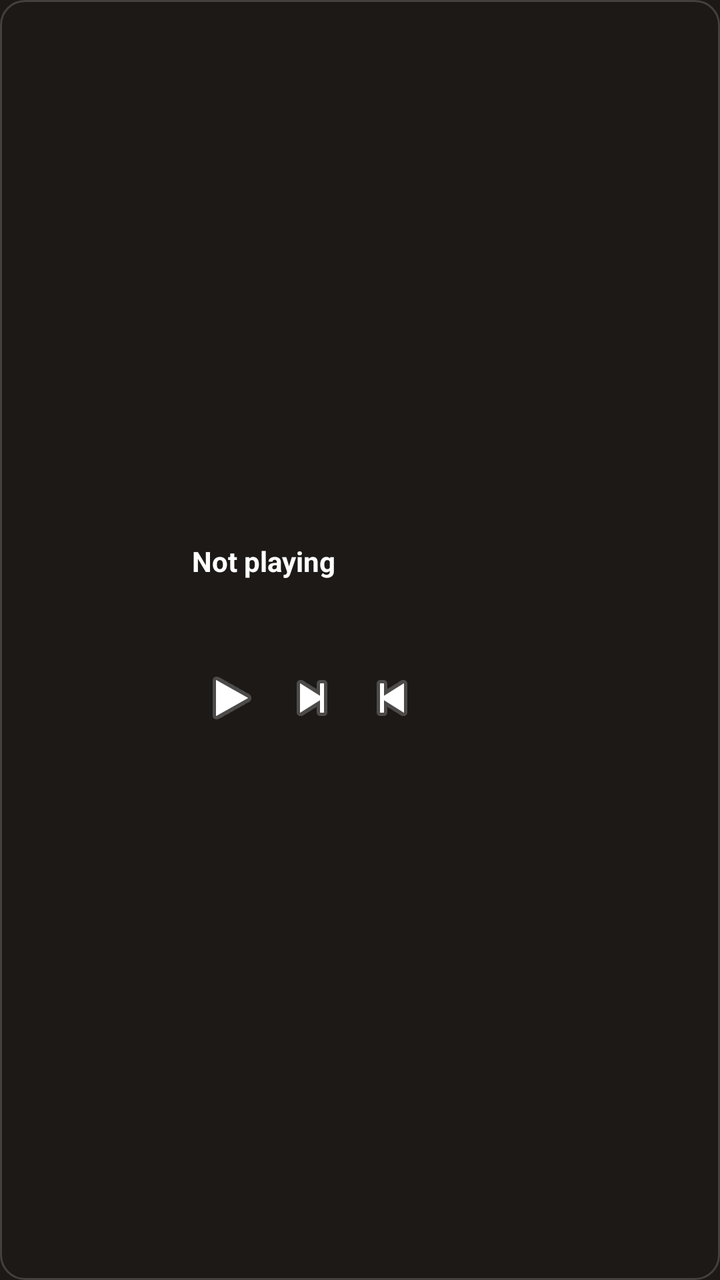
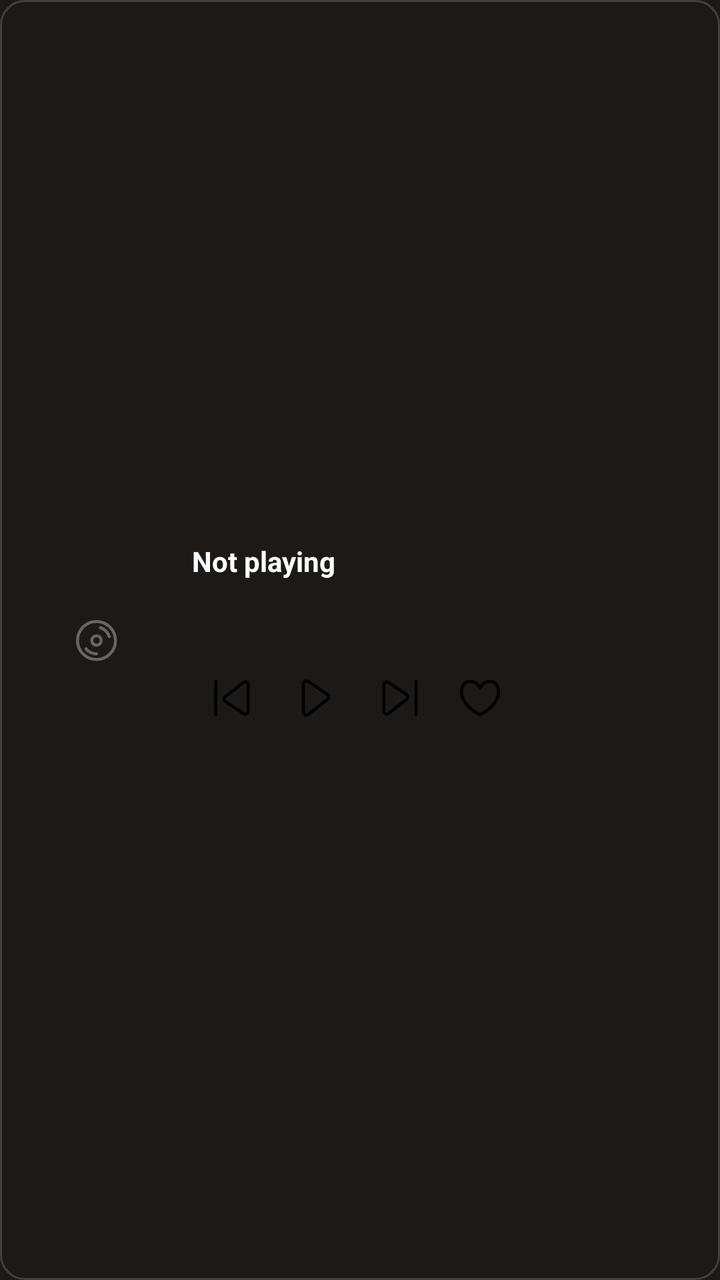

The first picture is an Android layout as it rendered before a commit; the second is the same layout after the commit. The layout source and the unified diff follow.
<!-- AndroidManifest.xml: application theme Theme.Muorg -->
<!-- res/layout/now_playing_widget_expanded.xml -->
<?xml version="1.0" encoding="utf-8"?>
<LinearLayout xmlns:android="http://schemas.android.com/apk/res/android"
    android:layout_width="match_parent"
    android:layout_height="match_parent"
    android:orientation="horizontal"
    android:padding="12dp"
    android:background="@drawable/widget_background">

    <ImageView
        android:id="@+id/widget_cover"
        android:layout_width="72dp"
        android:layout_height="72dp"
        android:layout_gravity="center_vertical"
        android:scaleType="centerCrop"
        android:contentDescription="Album art" />

    <LinearLayout
        android:layout_width="0dp"
        android:layout_height="wrap_content"
        android:layout_weight="1"
        android:layout_gravity="center_vertical"
        android:orientation="vertical"
        android:layout_marginStart="12dp">

        <TextView
            android:id="@+id/widget_title"
            android:layout_width="match_parent"
            android:layout_height="wrap_content"
            android:ellipsize="end"
            android:maxLines="1"
            android:textAppearance="@style/TextAppearance.Widget.Title"
            android:text="Not playing" />

        <TextView
            android:id="@+id/widget_artist"
            android:layout_width="match_parent"
            android:layout_height="wrap_content"
            android:ellipsize="end"
            android:maxLines="1"
            android:textAppearance="@style/TextAppearance.Widget.Artist"
            android:text="" />

        <TextView
            android:id="@+id/widget_album"
            android:layout_width="match_parent"
            android:layout_height="wrap_content"
            android:ellipsize="end"
            android:maxLines="1"
            android:textAppearance="@style/TextAppearance.Widget.Album"
            android:text="" />

        <LinearLayout
            android:layout_width="match_parent"
            android:layout_height="wrap_content"
            android:orientation="horizontal"
            android:layout_marginTop="8dp">

            <ImageButton
                android:id="@+id/widget_play_pause"
                android:layout_width="40dp"
                android:layout_height="40dp"
                android:src="@android:drawable/ic_media_play"
                android:background="@android:color/transparent"
                android:contentDescription="Play/Pause" />

            <ImageButton
                android:id="@+id/widget_next"
                android:layout_width="40dp"
                android:layout_height="40dp"
                android:src="@android:drawable/ic_media_next"
                android:background="@android:color/transparent"
                android:contentDescription="Next" />

            <ImageButton
                android:id="@+id/widget_previous"
                android:layout_width="40dp"
                android:layout_height="40dp"
                android:src="@android:drawable/ic_media_previous"
                android:background="@android:color/transparent"
                android:contentDescription="Previous" />

        </LinearLayout>
    </LinearLayout>

</LinearLayout>
<!-- resources referenced by this layout -->
<resources>
  <!-- unchanged entries left out for length: 5 -->
</resources>

<!-- the commit's change to res/layout/now_playing_widget_expanded.xml (unified diff, before → after) -->
@@ -1,18 +1,34 @@
 <?xml version="1.0" encoding="utf-8"?>
 <LinearLayout xmlns:android="http://schemas.android.com/apk/res/android"
+    android:id="@+id/widget_root"
     android:layout_width="match_parent"
     android:layout_height="match_parent"
     android:orientation="horizontal"
+    android:gravity="center_vertical"
     android:padding="12dp"
     android:background="@drawable/widget_background">
 
-    <ImageView
-        android:id="@+id/widget_cover"
+    <FrameLayout
         android:layout_width="72dp"
-        android:layout_height="72dp"
-        android:layout_gravity="center_vertical"
-        android:scaleType="centerCrop"
-        android:contentDescription="Album art" />
+        android:layout_height="72dp">
+
+        <ImageView
+            android:id="@+id/widget_cover"
+            android:layout_width="match_parent"
+            android:layout_height="match_parent"
+            android:scaleType="centerCrop"
+            android:contentDescription="@string/widget_cover_desc"
+            android:visibility="gone" />
+
+        <ImageView
+            android:id="@+id/widget_cover_placeholder"
+            android:layout_width="match_parent"
+            android:layout_height="match_parent"
+            android:src="@drawable/ic_compact_disk"
+            android:tint="#66FFFFFF"
+            android:scaleType="centerInside"
+            android:contentDescription="@string/widget_cover_desc" />
+    </FrameLayout>
 
     <LinearLayout
         android:layout_width="0dp"
@@ -29,7 +45,7 @@
             android:ellipsize="end"
             android:maxLines="1"
             android:textAppearance="@style/TextAppearance.Widget.Title"
-            android:text="Not playing" />
+            android:text="@string/widget_no_track" />
 
         <TextView
             android:id="@+id/widget_artist"
@@ -56,28 +72,44 @@
             android:layout_marginTop="8dp">
 
             <ImageButton
-                android:id="@+id/widget_play_pause"
+                android:id="@+id/widget_previous"
                 android:layout_width="40dp"
                 android:layout_height="40dp"
-                android:src="@android:drawable/ic_media_play"
+                android:padding="8dp"
+                android:scaleType="center"
+                android:src="@drawable/ic_previous"
                 android:background="@android:color/transparent"
-                android:contentDescription="Play/Pause" />
+                android:contentDescription="@string/widget_previous" />
+
+            <ImageButton
+                android:id="@+id/widget_play_pause"
+                android:layout_width="44dp"
+                android:layout_height="40dp"
+                android:padding="8dp"
+                android:scaleType="center"
+                android:src="@drawable/ic_play"
+                android:background="@android:color/transparent"
+                android:contentDescription="@string/widget_play" />
 
             <ImageButton
                 android:id="@+id/widget_next"
                 android:layout_width="40dp"
                 android:layout_height="40dp"
-                android:src="@android:drawable/ic_media_next"
+                android:padding="8dp"
+                android:scaleType="center"
+                android:src="@drawable/ic_next"
                 android:background="@android:color/transparent"
-                android:contentDescription="Next" />
+                android:contentDescription="@string/widget_next" />
 
             <ImageButton
-                android:id="@+id/widget_previous"
+                android:id="@+id/widget_favorite"
                 android:layout_width="40dp"
                 android:layout_height="40dp"
-                android:src="@android:drawable/ic_media_previous"
+                android:padding="8dp"
+                android:scaleType="center"
+                android:src="@drawable/ic_heart"
                 android:background="@android:color/transparent"
-                android:contentDescription="Previous" />
+                android:contentDescription="@string/widget_toggle_favorite" />
 
         </LinearLayout>
     </LinearLayout>
<!-- resource entries referenced after the edit -->
@@ -1,5 +1,116 @@
 <!-- resources referenced by this layout -->
 <resources>
+  <!-- drawable ic_compact_disk (drawable) -->
+  <vector xmlns:android="http://schemas.android.com/apk/res/android"
+      android:width="24dp"
+      android:height="24dp"
+      android:viewportWidth="24"
+      android:viewportHeight="24">
+      <path
+          android:pathData="M12.25 2.75C14.7696 2.75 17.1859 3.75089 18.9675 5.53249C20.7491 7.31408 21.75 9.73044 21.75 12.25C21.75 14.7696 20.7491 17.1859 18.9675 18.9675C17.1859 20.7491 14.7696 21.75 12.25 21.75C9.73044 21.75 7.31408 20.7491 5.53249 18.9675C3.75089 17.1859 2.75 14.7696 2.75 12.25C2.75 9.73044 3.75089 7.31408 5.53249 5.53249C7.31408 3.75089 9.73044 2.75 12.25 2.75Z"
+          android:fillColor="#00000000"
+          android:strokeColor="#FF000000"
+          android:strokeWidth="1.5"
+          android:strokeLineCap="round"
+          android:strokeLineJoin="round" />
+      <path
+          android:pathData="M14.62 12.25C14.62 10.9411 13.5589 9.88 12.25 9.88C10.9411 9.88 9.88 10.9411 9.88 12.25C9.88 13.5589 10.9411 14.62 12.25 14.62C13.5589 14.62 14.62 13.5589 14.62 12.25Z"
+          android:fillColor="#00000000"
+          android:strokeColor="#FF000000"
+          android:strokeWidth="1.5"
+          android:strokeLineCap="round"
+          android:strokeLineJoin="round" />
+      <path
+          android:pathData="M12.25 18.93C11.2424 18.9301 10.2479 18.7026 9.34053 18.2646C8.43319 17.8265 7.63653 17.1891 7.01 16.4"
+          android:fillColor="#00000000"
+          android:strokeColor="#FF000000"
+          android:strokeWidth="1.5"
+          android:strokeLineCap="round"
+          android:strokeLineJoin="round" />
+      <path
+          android:pathData="M14.25 5.87C15.294 6.1997 16.2411 6.78059 17.0083 7.56169C17.7754 8.34279 18.3392 9.30023 18.65 10.35"
+          android:fillColor="#00000000"
+          android:strokeColor="#FF000000"
+          android:strokeWidth="1.5"
+          android:strokeLineCap="round"
+          android:strokeLineJoin="round" />
+  </vector>
+  <!-- drawable ic_heart (drawable) -->
+  <vector xmlns:android="http://schemas.android.com/apk/res/android"
+      android:width="24dp"
+      android:height="24dp"
+      android:viewportWidth="24"
+      android:viewportHeight="24">
+      <path
+          android:pathData="M12 7.2294C10.2671 3.30561 6.23596 2.95683 4.35874 4.66804C2.83049 6.04137 2.09645 9.33298 3.49233 12.363C5.89902 17.573 12 20.3087 12 20.3087C12 20.3087 18.101 17.573 20.5076 12.363C21.9036 9.33298 21.1695 6.04137 19.6413 4.66804C17.764 2.95683 13.7328 3.30561 12 7.2294Z"
+          android:fillColor="#00000000"
+          android:strokeColor="#FF000000"
+          android:strokeWidth="1.5"
+          android:strokeLineCap="round"
+          android:strokeLineJoin="round" />
+  </vector>
+  <!-- drawable ic_next (drawable) -->
+  <vector xmlns:android="http://schemas.android.com/apk/res/android"
+      android:width="24dp"
+      android:height="24dp"
+      android:viewportWidth="24"
+      android:viewportHeight="24">
+      <path
+          android:pathData="M20.0623 20.25L20.0623 3.75"
+          android:fillColor="#00000000"
+          android:strokeColor="#FF000000"
+          android:strokeWidth="1.5"
+          android:strokeLineCap="round"
+          android:strokeLineJoin="round" />
+      <path
+          android:pathData="M3.93767 5.41615V18.5798C3.93832 18.8497 4.01446 19.114 4.15748 19.3429C4.3005 19.5718 4.5047 19.7561 4.747 19.875C4.98929 19.9939 5.26001 20.0426 5.52856 20.0157C5.7971 19.9887 6.05276 19.8872 6.26662 19.7226L15.3799 12.6345C15.5604 12.4936 15.7048 12.3119 15.8014 12.1044C15.898 11.8968 15.9439 11.6693 15.9355 11.4406C15.927 11.2118 15.8644 10.9883 15.7527 10.7885C15.641 10.5886 15.4835 10.4181 15.2931 10.291L6.17983 4.21551C5.96227 4.07223 5.71005 3.99036 5.44982 3.97854C5.18958 3.96672 4.93099 4.0254 4.70134 4.14837C4.47169 4.27135 4.27951 4.45405 4.14509 4.6772C4.01067 4.90035 3.93901 5.15565 3.93767 5.41615Z"
+          android:fillColor="#00000000"
+          android:strokeColor="#FF000000"
+          android:strokeWidth="1.5"
+          android:strokeLineCap="round"
+          android:strokeLineJoin="round" />
+  </vector>
+  <!-- drawable ic_play (drawable) -->
+  <vector xmlns:android="http://schemas.android.com/apk/res/android"
+      android:width="24dp"
+      android:height="24dp"
+      android:viewportWidth="24"
+      android:viewportHeight="24">
+      <path
+          android:pathData="M5.64386 5.02467V18.9711C5.64455 19.257 5.72521 19.5371 5.87674 19.7796C6.02827 20.0221 6.24461 20.2173 6.50132 20.3433C6.75802 20.4693 7.04484 20.5209 7.32935 20.4924C7.61387 20.4638 7.88473 20.3563 8.11131 20.1818L17.7665 12.6722C17.9577 12.523 18.1108 12.3305 18.2131 12.1106C18.3154 11.8907 18.3641 11.6497 18.3551 11.4073C18.3461 11.165 18.2798 10.9282 18.1615 10.7165C18.0432 10.5047 17.8763 10.3241 17.6746 10.1894L8.01935 3.75264C7.78885 3.60084 7.52164 3.5141 7.24593 3.50158C6.97022 3.48906 6.69625 3.55122 6.45294 3.68151C6.20964 3.8118 6.00603 4.00537 5.86362 4.24178C5.72121 4.4782 5.64528 4.74868 5.64386 5.02467Z"
+          android:fillColor="#00000000"
+          android:strokeColor="#FF000000"
+          android:strokeWidth="1.5"
+          android:strokeLineCap="round"
+          android:strokeLineJoin="round" />
+  </vector>
+  <!-- drawable ic_previous (drawable) -->
+  <vector xmlns:android="http://schemas.android.com/apk/res/android"
+      android:width="24dp"
+      android:height="24dp"
+      android:viewportWidth="24"
+      android:viewportHeight="24">
+      <path
+          android:pathData="M3.88879 3.69999L3.88879 20.3"
+          android:fillColor="#00000000"
+          android:strokeColor="#FF000000"
+          android:strokeWidth="1.5"
+          android:strokeLineCap="round"
+          android:strokeLineJoin="round" />
+      <path
+          android:pathData="M20.1112 18.6238L20.1112 5.38035C20.1106 5.10882 20.034 4.84289 19.8901 4.61263C19.7462 4.38236 19.5407 4.19694 19.297 4.07733C19.0532 3.95772 18.7808 3.90869 18.5107 3.93578C18.2405 3.96288 17.9833 4.06501 17.7681 4.23064L8.59961 11.3617C8.41806 11.5034 8.27272 11.6862 8.17555 11.895C8.07839 12.1038 8.03217 12.3327 8.04069 12.5628C8.04922 12.793 8.11224 13.0178 8.22459 13.2189C8.33693 13.4199 8.49539 13.5915 8.68693 13.7193L17.8555 19.8317C18.0743 19.9758 18.3281 20.0582 18.5899 20.0701C18.8517 20.082 19.1119 20.023 19.3429 19.8992C19.5739 19.7755 19.7673 19.5917 19.9025 19.3672C20.0378 19.1427 20.1099 18.8859 20.1112 18.6238Z"
+          android:fillColor="#00000000"
+          android:strokeColor="#FF000000"
+          android:strokeWidth="1.5"
+          android:strokeLineCap="round"
+          android:strokeLineJoin="round" />
+  </vector>
+  <string name="widget_cover_desc">Album art</string>
+  <string name="widget_next">Next track</string>
+  <string name="widget_no_track">Not playing</string>
+  <string name="widget_play">Play</string>
+  <string name="widget_previous">Previous track</string>
+  <string name="widget_toggle_favorite">Toggle favorite</string>
   <!-- unchanged entries left out for length: 5 -->
 </resources>
 
